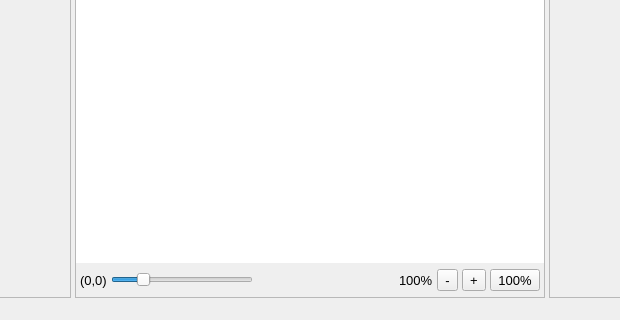
Qt form forms/MainWindow.ui (Fluocode/SpriteGlypher) before a commit; both pictures show x 215 to 835 and y 480 to 800 of the 1050 by 800 pixel window.
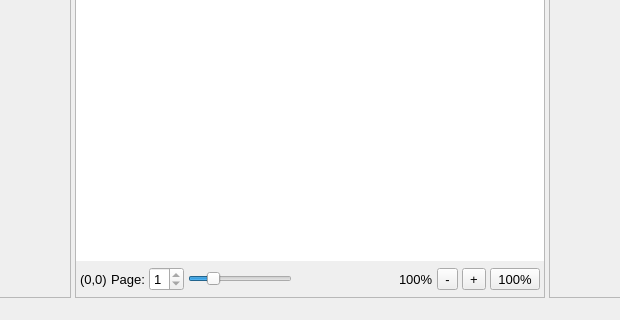
The same form after that commit. Icons and pictures are not drawn. Custom widgets are drawn as their Qt base class.

What changed in the file:
```diff
--- a/forms/MainWindow.ui
+++ b/forms/MainWindow.ui
@@ -469,6 +469,36 @@
             </property>
            </widget>
           </item>
+          <item>
+           <widget class="QLabel" name="labelAtlasPage">
+            <property name="font">
+             <font>
+              <pointsize>10</pointsize>
+             </font>
+            </property>
+            <property name="text">
+             <string>Page:</string>
+            </property>
+           </widget>
+          </item>
+          <item>
+           <widget class="QSpinBox" name="spinAtlasPage">
+            <property name="font">
+             <font>
+              <pointsize>10</pointsize>
+             </font>
+            </property>
+            <property name="minimum">
+             <number>1</number>
+            </property>
+            <property name="maximum">
+             <number>1</number>
+            </property>
+            <property name="toolTip">
+             <string>Select which atlas page to preview when pagination is enabled.</string>
+            </property>
+           </widget>
+          </item>
           <item>
            <widget class="QSlider" name="zoomSlider">
             <property name="minimum">
```
